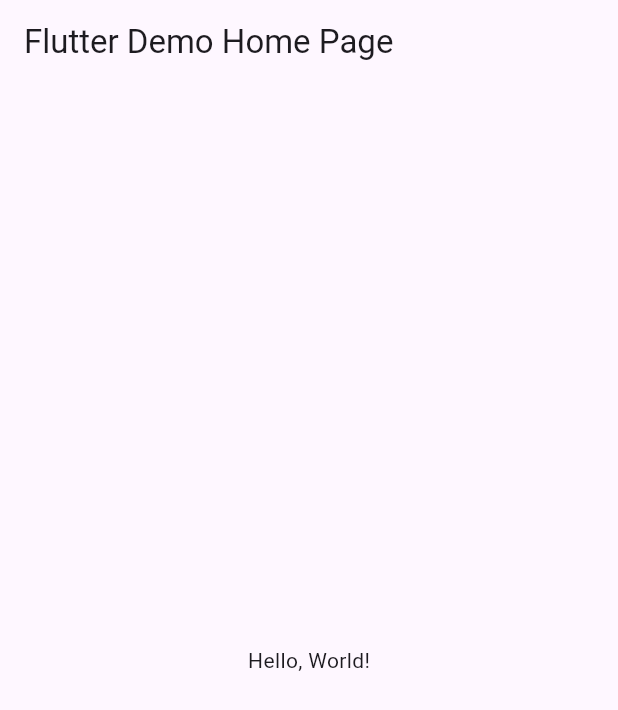
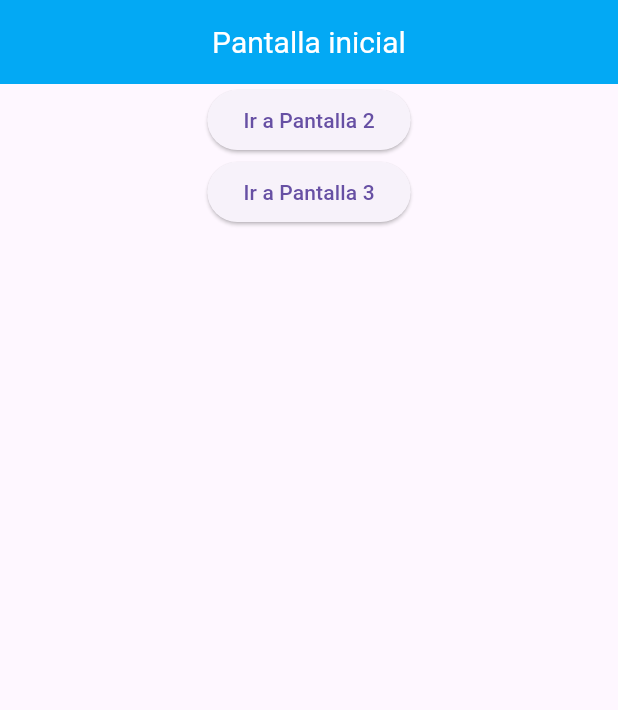
Before and after one commit to sergio-altamirano/pantallas_6_i, a Flutter app: the screen it shows after launch, on a phone screen of 412 x 824 dp. Shown: the top 710 px of the screen. Run offline on Flutter 3.47's test engine with Material 3 defaults, Android fonts, the phone set to English and light mode, and no system bars.

Commit message:
ahora si

```diff
--- a/lib/main.dart
+++ b/lib/main.dart
@@ -1,43 +1,25 @@
 import 'package:flutter/material.dart';
+import 'package:altamiranorutas/pagina_inicial.dart';
+import 'package:altamiranorutas/pagina_dos.dart';
+import 'package:altamiranorutas/pagina_tres.dart';
 
-void main() => runApp(MyApp());
+void main() => runApp(MisRutas());
 
-class MyApp extends StatelessWidget {
-  const MyApp({super.key});
-  // This widget is the root of your application.
+class MisRutas extends StatelessWidget {
+  const MisRutas({Key? key}) : super(key: key);
+
   @override
   Widget build(BuildContext context) {
     return MaterialApp(
-      // Application name
-      title: 'Flutter Hello World',
-      // Application theme data, you can set the colors for the application as
-      // you want
-      theme: ThemeData(
-        // useMaterial3: false,
-        primarySwatch: Colors.blue,
-      ),
-      // A widget which will be started on application startup
-      home: MyHomePage(title: 'Flutter Demo Home Page'),
+      debugShowCheckedModeBanner: false,
+      title: 'Named Routes Demo',
+      initialRoute:
+          '/', // Cambié la ruta inicial a pantalla1 para mostrar el AppBar personalizado
+      routes: {
+        '/': (context) => const PantallaUno(),
+        '/pantalla2': (context) => const PantallaDos(),
+        '/pantalla3': (context) => const PantallaTres(),
+      },
     );
   }
 }
-
-class MyHomePage extends StatelessWidget {
-  final String title;
-  const MyHomePage({super.key, required this.title});
-
-  @override
-  Widget build(BuildContext context) {
-    return Scaffold(
-      appBar: AppBar(
-        // The title text which will be shown on the action bar
-        title: Text(title),
-      ),
-      body: Center(
-        child: Text(
-          'Hello, World!',
-        ),
-      ),
-    );
-  }
-}
--- /dev/null
+++ b/lib/pagina_inicial.dart
@@ -0,0 +1,43 @@
+import 'package:flutter/material.dart';
+
+class PantallaUno extends StatelessWidget {
+  const PantallaUno({Key? key}) : super(key: key);
+
+  @override
+  Widget build(BuildContext context) {
+    return Scaffold(
+      appBar: AppBar(
+        backgroundColor: Colors.lightBlue,
+        title: const Center(
+          child: Text(
+            'Pantalla inicial',
+            style: TextStyle(
+              color: Colors.white,
+              fontSize: 20.0,
+            ),
+          ),
+        ),
+      ), // Usamos nuestro AppBar personalizado
+      body: Column(
+        children: [
+          Center(
+            child: ElevatedButton(
+              onPressed: () {
+                Navigator.pushNamed(context, '/pantalla2');
+              },
+              child: const Text('Ir a Pantalla 2'),
+            ),
+          ),
+          Center(
+            child: ElevatedButton(
+              onPressed: () {
+                Navigator.pushNamed(context, '/pantalla3');
+              },
+              child: const Text('Ir a Pantalla 3'),
+            ),
+          ),
+        ],
+      ),
+    );
+  }
+}
```
Also changed, not shown: lib/pagina_dos.dart (added, +31 -0 lines), lib/pagina_tres.dart (added, +31 -0 lines).
